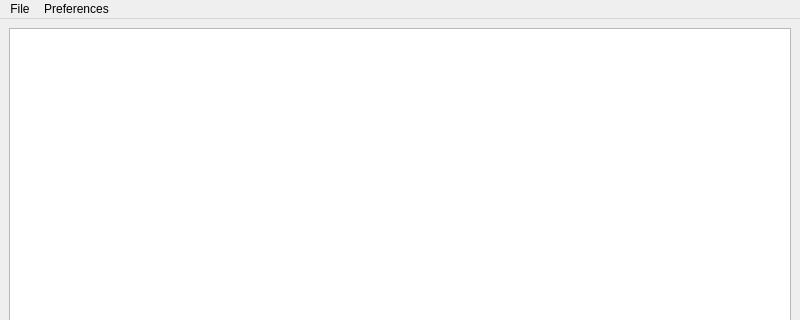
The window that mainwindow.ui (zolondekn9689/TextPad) describes before a commit, drawn with Qt 5; both pictures show x 0 to 800 and y 0 to 320 of the 800 by 600 pixel window.
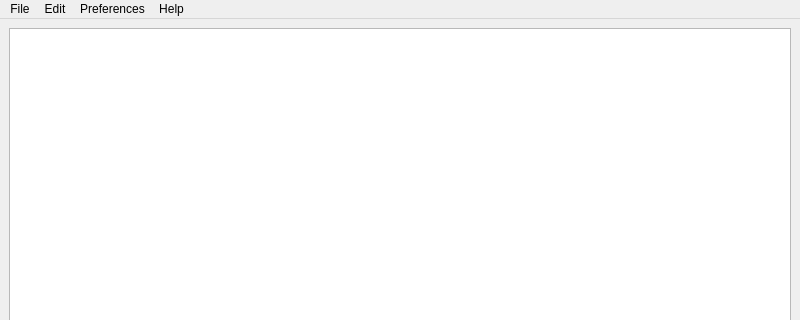
The same window after the commit.

Commit message: Added Printer support. Added clipboard options. More menu options.

The edit to the form file:
```diff
--- a/mainwindow.ui
+++ b/mainwindow.ui
@@ -56,9 +56,31 @@
     </property>
     <addaction name="actionSet_Tab_Spaces"/>
     <addaction name="actionWord_Wrap"/>
+    <addaction name="actionEnable_Toolbar"/>
+   </widget>
+   <widget class="QMenu" name="menuEdit">
+    <property name="title">
+     <string>Edit</string>
+    </property>
+    <addaction name="actionUndo"/>
+    <addaction name="separator"/>
+    <addaction name="actionCut"/>
+    <addaction name="actionCopy"/>
+    <addaction name="actionPaste"/>
+    <addaction name="actionDelete"/>
+    <addaction name="actionRedo"/>
+    <addaction name="separator"/>
+   </widget>
+   <widget class="QMenu" name="menuHelp">
+    <property name="title">
+     <string>Help</string>
+    </property>
+    <addaction name="actionView_Help"/>
    </widget>
    <addaction name="menuFile"/>
+   <addaction name="menuEdit"/>
    <addaction name="menuPreferences"/>
+   <addaction name="menuHelp"/>
   </widget>
   <widget class="QStatusBar" name="statusbar"/>
   <action name="actionNew">
```
Left out of the diff: 55 changed lines with no effect on the pictures. The commit also changes 3 other files.
